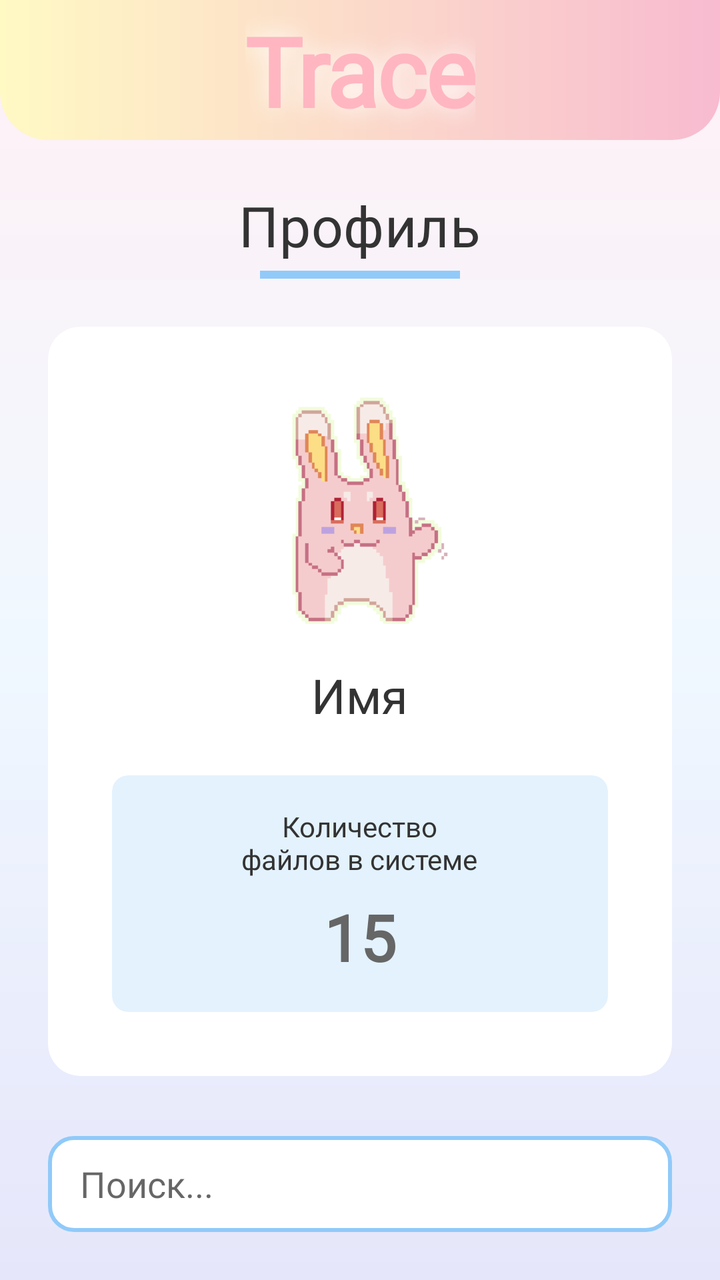
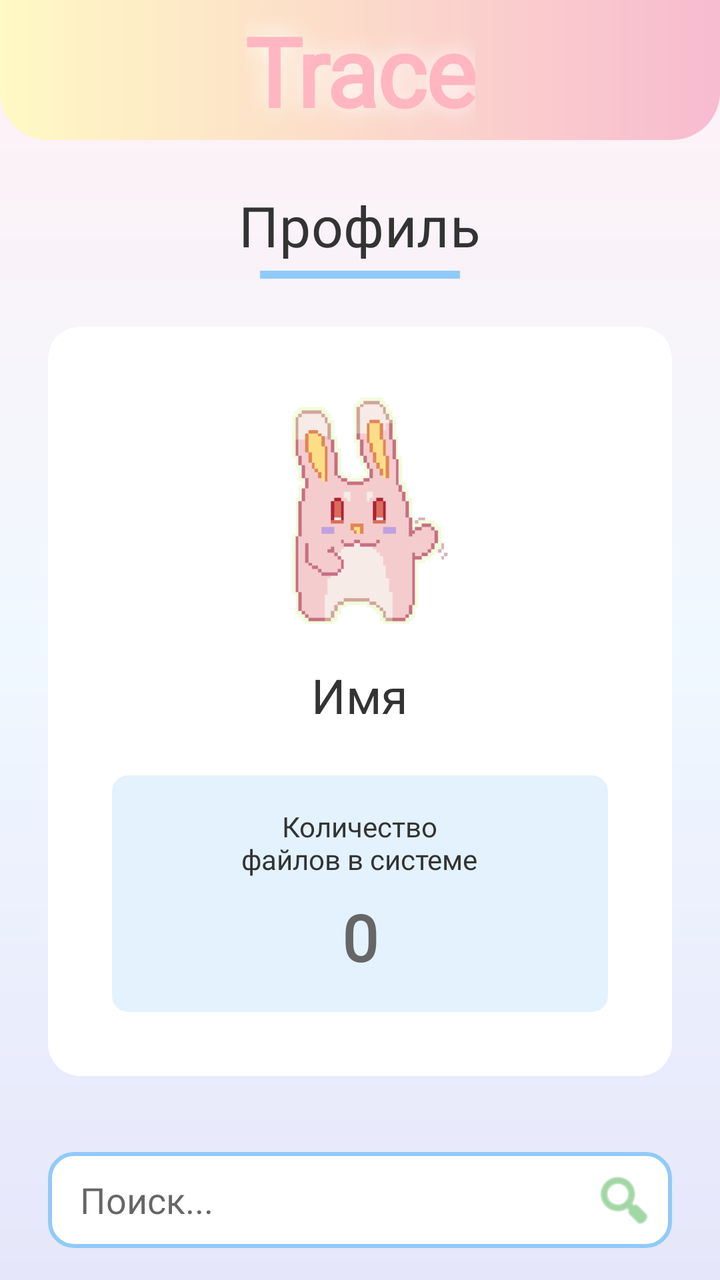

An Android layout rendered at two revisions. The XML below is the earlier revision; the diff shows what the commit changed to produce the second picture.
<!-- AndroidManifest.xml: application theme Theme.Trace -->
<!-- res/layout/fragment_profile.xml -->
<?xml version="1.0" encoding="utf-8"?>
<androidx.constraintlayout.widget.ConstraintLayout
    xmlns:android="http://schemas.android.com/apk/res/android"
    xmlns:app="http://schemas.android.com/apk/res-auto"
    android:layout_width="match_parent"
    android:layout_height="match_parent"
    android:background="@drawable/bg_main_gradient">
    

    
    <View
        android:id="@+id/headerBackground"
        android:layout_width="match_parent"
        android:layout_height="70dp"
        android:background="@drawable/bg_top_gradient"
        app:layout_constraintTop_toTopOf="parent" />

    <TextView
        android:id="@+id/tvLogo"
        android:layout_width="wrap_content"
        android:layout_height="wrap_content"
        android:text="Trace"
        android:textSize="48sp"
        android:textStyle="bold"
        android:textAppearance="@style/TextAppearance.Trace.Logo"
        android:shadowColor="#FFFFFF"
        android:shadowDx="0"
        android:shadowDy="0"
        android:shadowRadius="30"
        app:layout_constraintTop_toTopOf="@id/headerBackground"
        app:layout_constraintBottom_toBottomOf="@id/headerBackground"
        app:layout_constraintStart_toStartOf="parent"
        app:layout_constraintEnd_toEndOf="parent" />

    
    <TextView
        android:id="@+id/tvTitle"
        android:layout_width="wrap_content"
        android:layout_height="wrap_content"
        android:layout_marginTop="24dp"
        android:text="Профиль"
        android:textSize="28sp"
        android:textAppearance="@style/TextAppearance.Trace.Title"
        app:layout_constraintTop_toBottomOf="@id/headerBackground"
        app:layout_constraintStart_toStartOf="parent"
        app:layout_constraintEnd_toEndOf="parent" />

    
    <View
        android:id="@+id/titleDivider"
        android:layout_width="100dp"
        android:layout_height="4dp"
        android:layout_marginTop="4dp"
        android:background="#90CAF9"
        app:layout_constraintTop_toBottomOf="@id/tvTitle"
        app:layout_constraintStart_toStartOf="parent"
        app:layout_constraintEnd_toEndOf="parent" />

    
    <androidx.cardview.widget.CardView
        android:id="@+id/cardProfile"
        android:layout_width="match_parent"
        android:layout_height="wrap_content"
        android:layout_marginHorizontal="24dp"
        android:layout_marginTop="24dp"
        app:cardBackgroundColor="#FFFFFF"
        app:cardCornerRadius="16dp"
        app:cardElevation="0dp"
        app:strokeColor="#F48FB1"
        app:strokeWidth="4dp"
        app:layout_constraintTop_toBottomOf="@id/titleDivider">

        <LinearLayout
            android:layout_width="match_parent"
            android:layout_height="wrap_content"
            android:gravity="center"
            android:orientation="vertical"
            android:padding="32dp">

            <ImageView
                android:id="@+id/ivAvatar"
                android:layout_width="120dp"
                android:layout_height="120dp"
                android:src="@drawable/bunny_avatar"
                android:scaleType="centerCrop" />

            
            <TextView
                android:id="@+id/tvUserName"
                android:layout_width="wrap_content"
                android:layout_height="wrap_content"
                android:layout_marginTop="16dp"
                android:text="Имя"
                android:textSize="24sp"
                android:textAppearance="@style/TextAppearance.Trace.Title" />

            
            <androidx.cardview.widget.CardView
                android:layout_width="match_parent"
                android:layout_height="wrap_content"
                android:layout_marginTop="24dp"
                app:cardBackgroundColor="#E3F2FD"
                app:cardCornerRadius="8dp"
                app:cardElevation="0dp"
                app:strokeColor="#90CAF9"
                app:strokeWidth="3dp">

                <LinearLayout
                    android:layout_width="match_parent"
                    android:layout_height="wrap_content"
                    android:gravity="center"
                    android:orientation="vertical"
                    android:padding="16dp">

                    <TextView
                        android:layout_width="wrap_content"
                        android:layout_height="wrap_content"
                        android:text="Количество\nфайлов в системе"
                        android:textAlignment="center"
                        android:textSize="14sp"
                        android:textColor="#333333"
                        android:fontFamily="@font/comfortaa_semibold" />

                    <TextView
                        android:id="@+id/tvFileCount"
                        android:layout_width="wrap_content"
                        android:layout_height="wrap_content"
                        android:layout_marginTop="8dp"
                        android:text="15"
                        android:textSize="32sp"
                        android:textColor="#666666"
                        android:textStyle="bold"
                        android:fontFamily="@font/comfortaa_bold" />
                </LinearLayout>
            </androidx.cardview.widget.CardView>

        </LinearLayout>
    </androidx.cardview.widget.CardView>

    <EditText
        android:id="@+id/etSearch"
        android:layout_width="match_parent"
        android:layout_height="48dp"
        android:layout_marginHorizontal="24dp"
        android:layout_marginBottom="24dp"
        android:background="@drawable/bg_input_field"
        android:fontFamily="@font/comfortaa_semibold"
        android:hint="Поиск..."
        android:paddingHorizontal="16dp"
        app:layout_constraintBottom_toBottomOf="parent" />

</androidx.constraintlayout.widget.ConstraintLayout>
<!-- resources referenced by this layout -->
<resources>
  <!-- drawable bg_input_field (drawable) -->
  <?xml version="1.0" encoding="utf-8"?>
  <shape xmlns:android="http://schemas.android.com/apk/res/android" android:shape="rectangle">
      <solid android:color="#FFFFFF" />
      <stroke android:width="2dp" android:color="#90CAF9" />
      <corners android:radius="12dp" />
  </shape>
  <!-- drawable bg_main_gradient (drawable) -->
  <?xml version="1.0" encoding="utf-8"?>
  <shape xmlns:android="http://schemas.android.com/apk/res/android">
      <gradient
          android:angle="270"
          android:startColor="#FFF0F5"
          android:centerColor="#F0F8FF"
          android:endColor="#E6E6FA"
          android:type="linear" />
  </shape>
  <!-- drawable bg_top_gradient (drawable) -->
  <?xml version="1.0" encoding="utf-8"?>
  <shape xmlns:android="http://schemas.android.com/apk/res/android">
      <gradient
          android:angle="0"
          android:startColor="#FFF9C4"
          android:endColor="#F8BBD0"
          android:type="linear" />
      <corners android:bottomLeftRadius="24dp" android:bottomRightRadius="24dp" />
  </shape>
  <!-- drawable bunny_avatar: png bitmap (drawable, 2485 bytes) -->
  <style name="TextAppearance.Trace.Logo" parent="TextAppearance.MaterialComponents.Headline1">
          <item name="fontFamily">@font/nunito_black</item>
          <item name="android:textColor">#FFB6C1</item> 
      </style>
  <style name="TextAppearance.Trace.Title" parent="TextAppearance.MaterialComponents.Headline4">
          <item name="fontFamily">@font/comfortaa_bold</item>
          <item name="android:textColor">#333333</item>
      </style>
  <style name="Theme.Trace" parent="Theme.MaterialComponents.DayNight.NoActionBar">
          
          <item name="colorPrimary">#F8BBD0</item> 
          <item name="colorSecondary">#AECBFA</item> 
          <item name="android:windowBackground">@drawable/bg_main_gradient</item>
      </style>
</resources>

<!-- the commit's change to res/layout/fragment_profile.xml (unified diff, before → after) -->
@@ -5,7 +5,6 @@
     android:layout_width="match_parent"
     android:layout_height="match_parent"
     android:background="@drawable/bg_main_gradient">
-    
 
     
     <View
@@ -33,120 +32,168 @@
         app:layout_constraintEnd_toEndOf="parent" />
 
     
-    <TextView
-        android:id="@+id/tvTitle"
-        android:layout_width="wrap_content"
-        android:layout_height="wrap_content"
-        android:layout_marginTop="24dp"
-        android:text="Профиль"
-        android:textSize="28sp"
-        android:textAppearance="@style/TextAppearance.Trace.Title"
+    <androidx.core.widget.NestedScrollView
+        android:id="@+id/scrollView"
+        android:layout_width="match_parent"
+        android:layout_height="0dp"
+        android:fillViewport="true"
         app:layout_constraintTop_toBottomOf="@id/headerBackground"
-        app:layout_constraintStart_toStartOf="parent"
-        app:layout_constraintEnd_toEndOf="parent" />
+        app:layout_constraintBottom_toTopOf="@id/searchContainer">
 
-    
-    <View
-        android:id="@+id/titleDivider"
-        android:layout_width="100dp"
-        android:layout_height="4dp"
-        android:layout_marginTop="4dp"
-        android:background="#90CAF9"
-        app:layout_constraintTop_toBottomOf="@id/tvTitle"
-        app:layout_constraintStart_toStartOf="parent"
-        app:layout_constraintEnd_toEndOf="parent" />
-
-    
-    <androidx.cardview.widget.CardView
-        android:id="@+id/cardProfile"
-        android:layout_width="match_parent"
-        android:layout_height="wrap_content"
-        android:layout_marginHorizontal="24dp"
-        android:layout_marginTop="24dp"
-        app:cardBackgroundColor="#FFFFFF"
-        app:cardCornerRadius="16dp"
-        app:cardElevation="0dp"
-        app:strokeColor="#F48FB1"
-        app:strokeWidth="4dp"
-        app:layout_constraintTop_toBottomOf="@id/titleDivider">
-
-        <LinearLayout
+        <androidx.constraintlayout.widget.ConstraintLayout
             android:layout_width="match_parent"
             android:layout_height="wrap_content"
-            android:gravity="center"
-            android:orientation="vertical"
-            android:padding="32dp">
-
-            <ImageView
-                android:id="@+id/ivAvatar"
-                android:layout_width="120dp"
-                android:layout_height="120dp"
-                android:src="@drawable/bunny_avatar"
-                android:scaleType="centerCrop" />
+            android:paddingBottom="16dp">
 
             
             <TextView
-                android:id="@+id/tvUserName"
+                android:id="@+id/tvTitle"
                 android:layout_width="wrap_content"
                 android:layout_height="wrap_content"
-                android:layout_marginTop="16dp"
-                android:text="Имя"
-                android:textSize="24sp"
-                android:textAppearance="@style/TextAppearance.Trace.Title" />
+                android:layout_marginTop="24dp"
+                android:text="Профиль"
+                android:textSize="28sp"
+                android:textAppearance="@style/TextAppearance.Trace.Title"
+                app:layout_constraintTop_toTopOf="parent"
+                app:layout_constraintStart_toStartOf="parent"
+                app:layout_constraintEnd_toEndOf="parent" />
+
+            
+            <View
+                android:id="@+id/titleDivider"
+                android:layout_width="100dp"
+                android:layout_height="4dp"
+                android:layout_marginTop="4dp"
+                android:background="#90CAF9"
+                app:layout_constraintTop_toBottomOf="@id/tvTitle"
+                app:layout_constraintStart_toStartOf="parent"
+                app:layout_constraintEnd_toEndOf="parent" />
 
             
             <androidx.cardview.widget.CardView
+                android:id="@+id/cardProfile"
                 android:layout_width="match_parent"
                 android:layout_height="wrap_content"
+                android:layout_marginHorizontal="24dp"
                 android:layout_marginTop="24dp"
-                app:cardBackgroundColor="#E3F2FD"
-                app:cardCornerRadius="8dp"
+                app:cardBackgroundColor="#FFFFFF"
+                app:cardCornerRadius="16dp"
                 app:cardElevation="0dp"
-                app:strokeColor="#90CAF9"
-                app:strokeWidth="3dp">
+                app:strokeColor="#F48FB1"
+                app:strokeWidth="4dp"
+                app:layout_constraintTop_toBottomOf="@id/titleDivider">
 
                 <LinearLayout
                     android:layout_width="match_parent"
                     android:layout_height="wrap_content"
                     android:gravity="center"
                     android:orientation="vertical"
-                    android:padding="16dp">
+                    android:padding="32dp">
 
+                    <ImageView
+                        android:id="@+id/ivAvatar"
+                        android:layout_width="120dp"
+                        android:layout_height="120dp"
+                        android:src="@drawable/bunny_avatar"
+                        android:scaleType="centerCrop" />
+
+                    
                     <TextView
+                        android:id="@+id/tvUserName"
                         android:layout_width="wrap_content"
                         android:layout_height="wrap_content"
-                        android:text="Количество\nфайлов в системе"
-                        android:textAlignment="center"
-                        android:textSize="14sp"
-                        android:textColor="#333333"
-                        android:fontFamily="@font/comfortaa_semibold" />
+                        android:layout_marginTop="16dp"
+                        android:text="Имя"
+                        android:textSize="24sp"
+                        android:textAppearance="@style/TextAppearance.Trace.Title" />
 
-                    <TextView
-                        android:id="@+id/tvFileCount"
-                        android:layout_width="wrap_content"
+                    
+                    <androidx.cardview.widget.CardView
+                        android:layout_width="match_parent"
                         android:layout_height="wrap_content"
-                        android:layout_marginTop="8dp"
-                        android:text="15"
-                        android:textSize="32sp"
-                        android:textColor="#666666"
-                        android:textStyle="bold"
-                        android:fontFamily="@font/comfortaa_bold" />
+                        android:layout_marginTop="24dp"
+                        app:cardBackgroundColor="#E3F2FD"
+                        app:cardCornerRadius="8dp"
+                        app:cardElevation="0dp"
+                        app:strokeColor="#90CAF9"
+                        app:strokeWidth="3dp">
+
+                        <LinearLayout
+                            android:layout_width="match_parent"
+                            android:layout_height="wrap_content"
+                            android:gravity="center"
+                            android:orientation="vertical"
+                            android:padding="16dp">
+
+                            <TextView
+                                android:layout_width="wrap_content"
+                                android:layout_height="wrap_content"
+                                android:text="Количество\nфайлов в системе"
+                                android:textAlignment="center"
+                                android:textSize="14sp"
+                                android:textColor="#333333"
+                                android:fontFamily="@font/comfortaa_semibold" />
+
+                            <TextView
+                                android:id="@+id/tvFileCount"
+                                android:layout_width="wrap_content"
+                                android:layout_height="wrap_content"
+                                android:layout_marginTop="8dp"
+                                android:text="0"
+                                android:textSize="32sp"
+                                android:textColor="#666666"
+                                android:textStyle="bold"
+                                android:fontFamily="@font/comfortaa_bold" />
+                        </LinearLayout>
+                    </androidx.cardview.widget.CardView>
+
                 </LinearLayout>
             </androidx.cardview.widget.CardView>
 
-        </LinearLayout>
-    </androidx.cardview.widget.CardView>
+        </androidx.constraintlayout.widget.ConstraintLayout>
+    </androidx.core.widget.NestedScrollView>
 
-    <EditText
-        android:id="@+id/etSearch"
+    
+    
+    <androidx.constraintlayout.widget.ConstraintLayout
+        android:id="@+id/searchContainer"
         android:layout_width="match_parent"
-        android:layout_height="48dp"
+        android:layout_height="wrap_content"
         android:layout_marginHorizontal="24dp"
-        android:layout_marginBottom="24dp"
-        android:background="@drawable/bg_input_field"
-        android:fontFamily="@font/comfortaa_semibold"
-        android:hint="Поиск..."
-        android:paddingHorizontal="16dp"
-        app:layout_constraintBottom_toBottomOf="parent" />
+        android:layout_marginBottom="16dp"
+        app:layout_constraintBottom_toBottomOf="parent"
+        app:layout_constraintStart_toStartOf="parent"
+        app:layout_constraintEnd_toEndOf="parent">
+
+        <androidx.appcompat.widget.AppCompatEditText
+            android:id="@+id/etSearch"
+            android:layout_width="match_parent"
+            android:layout_height="48dp"
+            android:background="@drawable/bg_input_field"
+            android:fontFamily="@font/comfortaa_semibold"
+            android:hint="Поиск..."
+            android:paddingStart="16dp"
+            android:paddingEnd="48dp"
+            android:imeOptions="actionSearch"
+            android:singleLine="true"
+            app:layout_constraintTop_toTopOf="parent"
+            app:layout_constraintBottom_toBottomOf="parent"
+            app:layout_constraintStart_toStartOf="parent"
+            app:layout_constraintEnd_toEndOf="parent" />
+
+        
+        <ImageButton
+            android:id="@+id/btnSearchAction"
+            android:layout_width="40dp"
+            android:layout_height="40dp"
+            android:layout_marginEnd="4dp"
+            android:background="?attr/selectableItemBackgroundBorderless"
+            android:src="@android:drawable/ic_menu_search"
+            app:tint="#66BB6A"
+            app:layout_constraintTop_toTopOf="@id/etSearch"
+            app:layout_constraintBottom_toBottomOf="@id/etSearch"
+            app:layout_constraintEnd_toEndOf="@id/etSearch" />
+
+    </androidx.constraintlayout.widget.ConstraintLayout>
 
 </androidx.constraintlayout.widget.ConstraintLayout>
